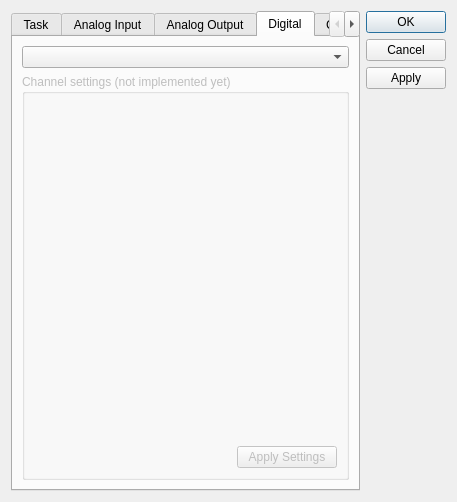
Above: NI-DAQmx/dialogNI-DAQmx.ui from itom-project/plugins before the change. Below: the same form after it.
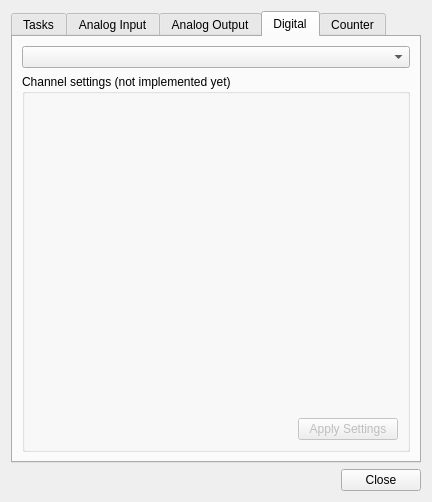
That is the form after the change. The open tabs and pages were chosen to show the change.

Diff of the .ui file:
```diff
--- a/NI-DAQmx/dialogNI-DAQmx.ui
+++ b/NI-DAQmx/dialogNI-DAQmx.ui
@@ -6,14 +6,14 @@
    <rect>
     <x>0</x>
     <y>0</y>
-    <width>457</width>
+    <width>432</width>
     <height>502</height>
    </rect>
   </property>
   <property name="windowTitle">
    <string>Dialog</string>
   </property>
-  <layout class="QHBoxLayout" name="horizontalLayout_2">
+  <layout class="QVBoxLayout" name="verticalLayout_12">
    <item>
     <widget class="QSplitter" name="splitter">
      <property name="orientation">
@@ -33,7 +33,7 @@
           <enum>QTabWidget::Rounded</enum>
          </property>
          <property name="currentIndex">
-          <number>2</number>
+          <number>0</number>
          </property>
          <property name="documentMode">
           <bool>false</bool>
@@ -43,7 +43,7 @@
          </property>
          <widget class="QWidget" name="tab_5">
           <attribute name="title">
-           <string>Task</string>
+           <string>Tasks</string>
           </attribute>
           <layout class="QVBoxLayout" name="verticalLayout_3">
            <item>
@@ -146,13 +146,6 @@
            </item>
            <item>
             <layout class="QHBoxLayout" name="horizontalLayout_5">
-             <item>
-              <widget class="QLabel" name="taskStatusLabel">
-               <property name="text">
-                <string>status: not created yet</string>
-               </property>
-              </widget>
-             </item>
              <item>
               <spacer name="horizontalSpacer_7">
                <property name="orientation">
@@ -506,17 +499,24 @@
           </layout>
          </widget>
          <widget class="QWidget" name="tab_3">
+          <property name="enabled">
+           <bool>true</bool>
+          </property>
           <attribute name="title">
            <string>Digital</string>
           </attribute>
           <layout class="QVBoxLayout" name="verticalLayout_7">
            <item>
-            <widget class="QComboBox" name="dioChannelCombo"/>
+            <widget class="QComboBox" name="dioChannelCombo">
+             <property name="enabled">
+              <bool>true</bool>
+             </property>
+            </widget>
            </item>
            <item>
             <widget class="QGroupBox" name="groupBox_5">
              <property name="enabled">
-              <bool>false</bool>
+              <bool>true</bool>
              </property>
              <property name="title">
               <string>Channel settings (not implemented yet)</string>
@@ -552,6 +552,9 @@
                 </item>
                 <item>
                  <widget class="QPushButton" name="dioApplyButton_3">
+                  <property name="enabled">
+                   <bool>false</bool>
+                  </property>
                   <property name="minimumSize">
                    <size>
                     <width>100</width>
@@ -571,6 +574,9 @@
           </layout>
          </widget>
          <widget class="QWidget" name="tab_4">
+          <property name="enabled">
+           <bool>true</bool>
+          </property>
           <attribute name="title">
            <string>Counter</string>
           </attribute>
@@ -581,10 +587,10 @@
            <item>
             <widget class="QGroupBox" name="groupBox_4">
              <property name="enabled">
-              <bool>false</bool>
+              <bool>true</bool>
              </property>
              <property name="title">
-              <string>Channel settings</string>
+              <string>Channel settings (not implemented yet)</string>
              </property>
              <layout class="QVBoxLayout" name="verticalLayout_11">
               <item>
@@ -617,6 +623,9 @@
                 </item>
                 <item>
                  <widget class="QPushButton" name="cioApplyButton">
+                  <property name="enabled">
+                   <bool>false</bool>
+                  </property>
                   <property name="minimumSize">
                    <size>
                     <width>100</width>
@@ -647,10 +656,13 @@
       <locale language="German" country="Germany"/>
      </property>
      <property name="orientation">
-      <enum>Qt::Vertical</enum>
+      <enum>Qt::Horizontal</enum>
      </property>
      <property name="standardButtons">
-      <set>QDialogButtonBox::Apply|QDialogButtonBox::Cancel|QDialogButtonBox::Ok</set>
+      <set>QDialogButtonBox::Close</set>
+     </property>
+     <property name="centerButtons">
+      <bool>false</bool>
      </property>
     </widget>
    </item>
```
